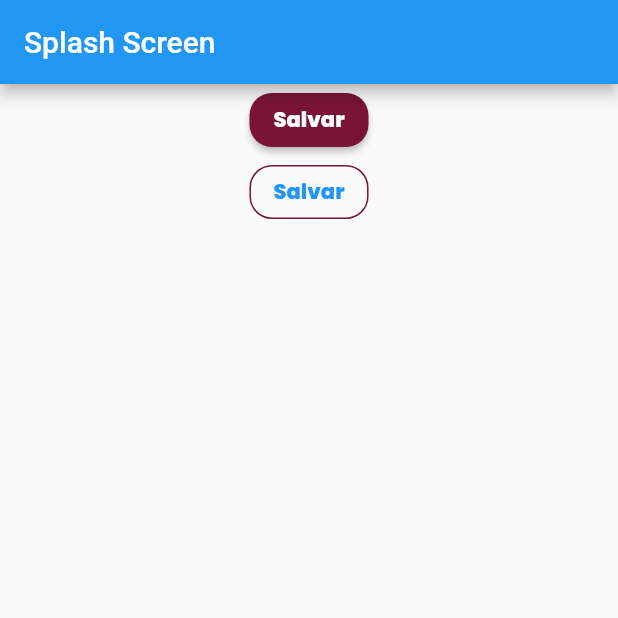
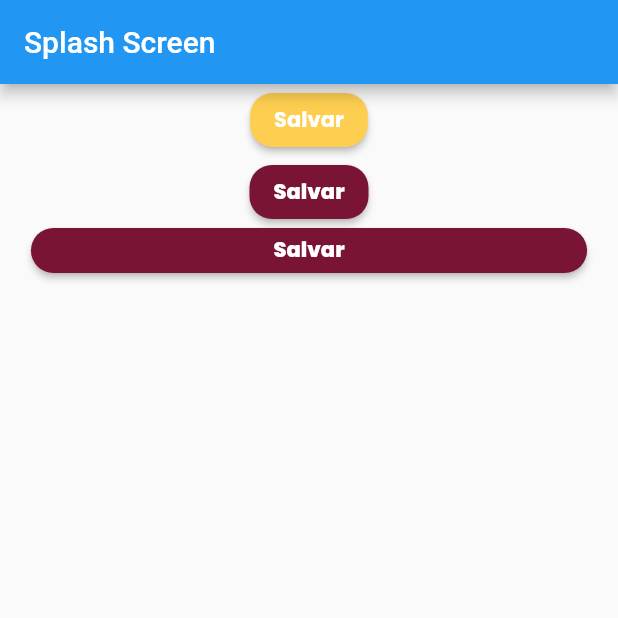
Before and after one commit to caneto/App-Album-Copa, a Flutter app: the screen it shows after launch, on a phone screen of 412 x 824 dp, the top half of it. Run offline on Flutter 3.47's test engine with Material 2 defaults, Android fonts, the phone set to English and light mode, and no system bars.

Commit message:
Atualização

```diff
--- a/lib/app/core/styles/button_styles.dart
+++ b/lib/app/core/ui/styles/button_styles.dart
@@ -1,5 +1,5 @@
-import 'package:appalbumcopa/app/core/styles/colors_app.dart';
-import 'package:appalbumcopa/app/core/styles/text_styles.dart';
+import 'package:appalbumcopa/app/core/ui/styles/colors_app.dart';
+import 'package:appalbumcopa/app/core/ui/styles/text_styles.dart';
 import 'package:flutter/material.dart';
 
 class ButtonStyles {
--- a/lib/app/core/styles/text_styles.dart
+++ b/lib/app/core/ui/styles/text_styles.dart
@@ -1,4 +1,4 @@
-import 'package:appalbumcopa/app/core/styles/colors_app.dart';
+import 'package:appalbumcopa/app/core/ui/styles/colors_app.dart';
 import 'package:flutter/material.dart';
 
 class TextStyles {
--- a/lib/app/core/theme/theme_config.dart
+++ b/lib/app/core/ui/theme/theme_config.dart
@@ -1,6 +1,6 @@
 
-import 'package:appalbumcopa/app/core/styles/colors_app.dart';
-import 'package:appalbumcopa/app/core/styles/text_styles.dart';
+import 'package:appalbumcopa/app/core/ui/styles/colors_app.dart';
+import 'package:appalbumcopa/app/core/ui/styles/text_styles.dart';
 import 'package:flutter/material.dart';
 
 class ThemeConfig {
--- /dev/null
+++ b/lib/app/core/ui/widgets/button.dart
@@ -0,0 +1,60 @@
+import 'package:appalbumcopa/app/core/ui/styles/button_styles.dart';
+import 'package:appalbumcopa/app/core/ui/styles/text_styles.dart';
+import 'package:flutter/material.dart';
+
+class Button extends StatelessWidget {
+  final ButtonStyle style;
+  final TextStyle labelStyle;
+  final String label;
+  final double? widht;
+  final double? height;
+  final VoidCallback? onPressed;
+  final bool outline;
+
+  const Button({
+    Key? key,
+    required this.style,
+    required this.labelStyle,
+    required this.label,
+    this.widht,
+    this.height,
+    this.onPressed,
+    this.outline = false
+  }) : super(key: key);
+
+  Button.primary({
+    Key? key,
+    required this.label,
+    this.widht,
+    this.height,
+    this.onPressed,
+  })
+      : style = ButtonStyles.instance.primaryButton,
+        labelStyle = TextStyles.instance.textPrimaryFontExtraBold,
+        outline = false;
+
+  @override
+  Widget build(BuildContext context) {
+    final labelText = Text(
+      label,
+      style: labelStyle,
+      overflow: TextOverflow.ellipsis,
+    );
+
+    return SizedBox(
+      width: widht,
+      height: height,
+      child: outline
+          ? OutlinedButton(
+              onPressed: onPressed,
+              style: style,
+              child: labelText,
+            )
+          : ElevatedButton(
+              onPressed: onPressed,
+              style: style,
+              child: labelText,
+            ),
+    );
+  }
+}
--- /dev/null
+++ b/lib/app/core/ui/widgets/rounded_button.dart
@@ -0,0 +1,17 @@
+import 'package:flutter/material.dart';
+
+class RoundedButton extends StatelessWidget {
+
+  IconData icon;
+  VoidCallback onPressed;
+
+  const RoundedButton({Key? key}) : super(key: key);
+
+  @override
+  Widget build(BuildContext context) {
+    return IconButton(
+      onPressed: onPressed,
+      icon: icon
+    );
+  }
+}
--- a/lib/app/pages/splash/splash_page.dart
+++ b/lib/app/pages/splash/splash_page.dart
@@ -1,6 +1,6 @@
-import 'package:appalbumcopa/app/core/styles/button_styles.dart';
-import 'package:appalbumcopa/app/core/styles/colors_app.dart';
-import 'package:appalbumcopa/app/core/styles/text_styles.dart';
+import 'package:appalbumcopa/app/core/ui/styles/button_styles.dart';
+import 'package:appalbumcopa/app/core/ui/styles/text_styles.dart';
+import 'package:appalbumcopa/app/core/ui/widgets/button.dart';
 import 'package:flutter/material.dart';
 
 class SplashPage extends StatelessWidget {
@@ -15,16 +15,22 @@ class SplashPage extends StatelessWidget {
      body: Center(
        child: Column(
          children: [
-           ElevatedButton(
+           Button(
              onPressed: () {},
-             style: ButtonStyles.instance.primaryButton,
-             child: Text('Salvar'),
+             style: ButtonStyles.instance.yellowButton,
+             labelStyle: TextStyles.instance.textPrimaryFontBold,
+             label: 'Salvar',
            ),
-           OutlinedButton(
+           Button.primary(
              onPressed: () {},
-             style: ButtonStyles.instance.primaryOutlineButton,
-             child: Text('Salvar'),
+             label: 'Salvar',
            ),
+           Button.primary(
+             widht: MediaQuery.of(context).size.width * .9,
+             height: 30,
+             onPressed: () {},
+             label: 'Salvar',
+           )
          ],
        ),
      ),
```
Also changed, not shown: lib/app/core/ui/styles/colors_app.dart (renamed from lib/app/core/styles/colors_app.dart).
